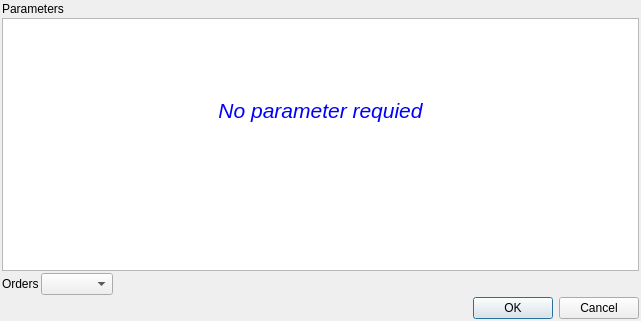
The window that GUI/pgdbatool/dlgparameters.ui (marcotcal/PG-DBA-Tools) describes before a commit, drawn with Qt 5.
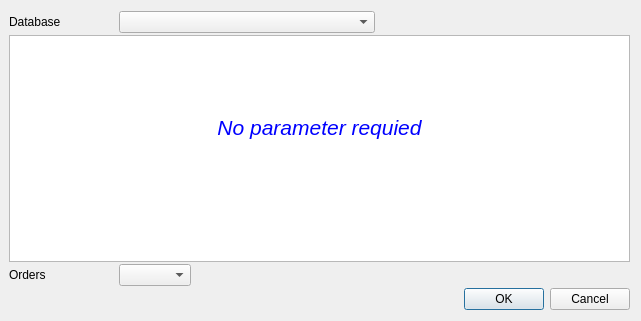
The same window after the commit. The open tabs and pages were chosen to show the change.

Commit message: Request for database

```diff
--- a/GUI/pgdbatool/dlgparameters.ui
+++ b/GUI/pgdbatool/dlgparameters.ui
@@ -21,23 +21,53 @@
     <number>2</number>
    </property>
    <property name="leftMargin">
-    <number>2</number>
-   </property>
-   <property name="topMargin">
-    <number>2</number>
-   </property>
-   <property name="rightMargin">
-    <number>2</number>
-   </property>
-   <property name="bottomMargin">
-    <number>2</number>
+    <number>9</number>
    </property>
    <item>
-    <widget class="QLabel" name="label">
-     <property name="text">
-      <string>Parameters</string>
+    <layout class="QHBoxLayout" name="horizontalLayout_2">
+     <property name="spacing">
+      <number>10</number>
      </property>
-    </widget>
+     <property name="topMargin">
+      <number>0</number>
+     </property>
+     <item>
+      <widget class="QLabel" name="label_3">
+       <property name="minimumSize">
+        <size>
+         <width>100</width>
+         <height>0</height>
+        </size>
+       </property>
+       <property name="text">
+        <string>Database</string>
+       </property>
+      </widget>
+     </item>
+     <item>
+      <widget class="QComboBox" name="database_list">
+       <property name="sizePolicy">
+        <sizepolicy hsizetype="Expanding" vsizetype="Fixed">
+         <horstretch>0</horstretch>
+         <verstretch>0</verstretch>
+        </sizepolicy>
+       </property>
+      </widget>
+     </item>
+     <item>
+      <spacer name="horizontalSpacer_2">
+       <property name="orientation">
+        <enum>Qt::Horizontal</enum>
+       </property>
+       <property name="sizeHint" stdset="0">
+        <size>
+         <width>40</width>
+         <height>20</height>
+        </size>
+       </property>
+      </spacer>
+     </item>
+    </layout>
    </item>
    <item>
     <widget class="QStackedWidget" name="parameter_stack">
@@ -61,6 +91,13 @@
        <property name="bottomMargin">
         <number>0</number>
        </property>
+       <item>
+        <widget class="QLabel" name="label">
+         <property name="text">
+          <string>Parameters</string>
+         </property>
+        </widget>
+       </item>
        <item>
         <widget class="QTableWidget" name="parameter_table"/>
        </item>
@@ -95,13 +132,13 @@
           <string>&lt;!DOCTYPE HTML PUBLIC &quot;-//W3C//DTD HTML 4.0//EN&quot; &quot;http://www.w3.org/TR/REC-html40/strict.dtd&quot;&gt;
 &lt;html&gt;&lt;head&gt;&lt;meta name=&quot;qrichtext&quot; content=&quot;1&quot; /&gt;&lt;style type=&quot;text/css&quot;&gt;
 p, li { white-space: pre-wrap; }
-&lt;/style&gt;&lt;/head&gt;&lt;body style=&quot; font-family:'Noto Sans'; font-size:10pt; font-weight:400; font-style:normal;&quot;&gt;
-&lt;p align=&quot;center&quot; style=&quot;-qt-paragraph-type:empty; margin-top:0px; margin-bottom:0px; margin-left:0px; margin-right:0px; -qt-block-indent:0; text-indent:0px;&quot;&gt;&lt;br /&gt;&lt;/p&gt;
-&lt;p align=&quot;center&quot; style=&quot;-qt-paragraph-type:empty; margin-top:0px; margin-bottom:0px; margin-left:0px; margin-right:0px; -qt-block-indent:0; text-indent:0px;&quot;&gt;&lt;br /&gt;&lt;/p&gt;
-&lt;p align=&quot;center&quot; style=&quot;-qt-paragraph-type:empty; margin-top:0px; margin-bottom:0px; margin-left:0px; margin-right:0px; -qt-block-indent:0; text-indent:0px;&quot;&gt;&lt;br /&gt;&lt;/p&gt;
-&lt;p align=&quot;center&quot; style=&quot;-qt-paragraph-type:empty; margin-top:0px; margin-bottom:0px; margin-left:0px; margin-right:0px; -qt-block-indent:0; text-indent:0px;&quot;&gt;&lt;br /&gt;&lt;/p&gt;
-&lt;p align=&quot;center&quot; style=&quot;-qt-paragraph-type:empty; margin-top:0px; margin-bottom:0px; margin-left:0px; margin-right:0px; -qt-block-indent:0; text-indent:0px;&quot;&gt;&lt;br /&gt;&lt;/p&gt;
-&lt;p align=&quot;center&quot; style=&quot; margin-top:0px; margin-bottom:0px; margin-left:0px; margin-right:0px; -qt-block-indent:0; text-indent:0px;&quot;&gt;&lt;span style=&quot; font-size:16pt; font-style:italic; color:#0000ff;&quot;&gt;No parameter requied&lt;/span&gt;&lt;/p&gt;&lt;/body&gt;&lt;/html&gt;</string>
+&lt;/style&gt;&lt;/head&gt;&lt;body style=&quot; font-family:'Ubuntu'; font-size:10pt; font-weight:400; font-style:normal;&quot;&gt;
+&lt;p align=&quot;center&quot; style=&quot;-qt-paragraph-type:empty; margin-top:0px; margin-bottom:0px; margin-left:0px; margin-right:0px; -qt-block-indent:0; text-indent:0px; font-family:'Noto Sans';&quot;&gt;&lt;br /&gt;&lt;/p&gt;
+&lt;p align=&quot;center&quot; style=&quot;-qt-paragraph-type:empty; margin-top:0px; margin-bottom:0px; margin-left:0px; margin-right:0px; -qt-block-indent:0; text-indent:0px; font-family:'Noto Sans';&quot;&gt;&lt;br /&gt;&lt;/p&gt;
+&lt;p align=&quot;center&quot; style=&quot;-qt-paragraph-type:empty; margin-top:0px; margin-bottom:0px; margin-left:0px; margin-right:0px; -qt-block-indent:0; text-indent:0px; font-family:'Noto Sans';&quot;&gt;&lt;br /&gt;&lt;/p&gt;
+&lt;p align=&quot;center&quot; style=&quot;-qt-paragraph-type:empty; margin-top:0px; margin-bottom:0px; margin-left:0px; margin-right:0px; -qt-block-indent:0; text-indent:0px; font-family:'Noto Sans';&quot;&gt;&lt;br /&gt;&lt;/p&gt;
+&lt;p align=&quot;center&quot; style=&quot;-qt-paragraph-type:empty; margin-top:0px; margin-bottom:0px; margin-left:0px; margin-right:0px; -qt-block-indent:0; text-indent:0px; font-family:'Noto Sans';&quot;&gt;&lt;br /&gt;&lt;/p&gt;
+&lt;p align=&quot;center&quot; style=&quot; margin-top:0px; margin-bottom:0px; margin-left:0px; margin-right:0px; -qt-block-indent:0; text-indent:0px;&quot;&gt;&lt;span style=&quot; font-family:'Noto Sans'; font-size:16pt; font-style:italic; color:#0000ff;&quot;&gt;No parameter requied&lt;/span&gt;&lt;/p&gt;&lt;/body&gt;&lt;/html&gt;</string>
          </property>
         </widget>
        </item>
@@ -111,8 +148,17 @@
    </item>
    <item>
     <layout class="QHBoxLayout" name="horizontalLayout">
+     <property name="spacing">
+      <number>10</number>
+     </property>
      <item>
       <widget class="QLabel" name="label_2">
+       <property name="minimumSize">
+        <size>
+         <width>100</width>
+         <height>0</height>
+        </size>
+       </property>
        <property name="text">
         <string>Orders</string>
        </property>
```
The commit also changes 11 other files.
